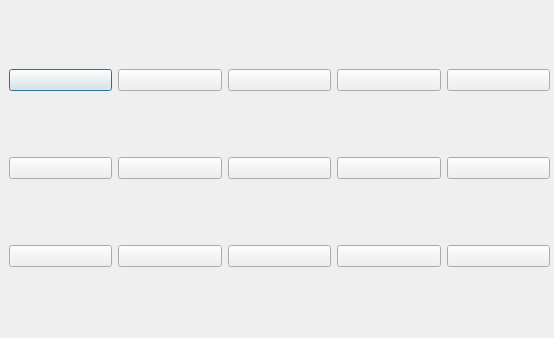
The window that betsabe/popup.ui (BetSpaguetty/Projeto-Taludes) describes before a commit, drawn with Qt 5.
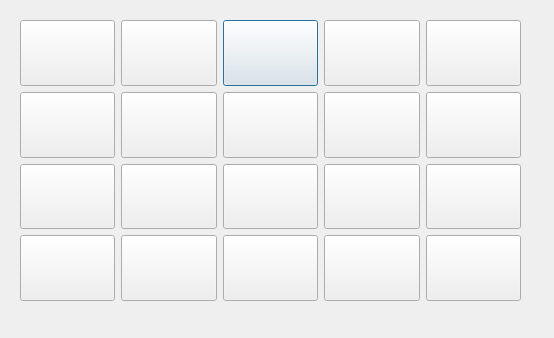
The same window after the commit.

Commit message: atualizei os botões para o popup

The edit to the form file:
```diff
--- a/betsabe/popup.ui
+++ b/betsabe/popup.ui
@@ -16,15 +16,63 @@
   <widget class="QWidget" name="gridLayoutWidget">
    <property name="geometry">
     <rect>
-     <x>9</x>
-     <y>9</y>
-     <width>541</width>
-     <height>321</height>
+     <x>20</x>
+     <y>20</y>
+     <width>501</width>
+     <height>281</height>
     </rect>
    </property>
-   <layout class="QGridLayout" name="gridLayout_mapa">
+   <layout class="QGridLayout" name="gridLayout_botoes">
+    <item row="0" column="2">
+     <widget class="QPushButton" name="botao_regiao3">
+      <property name="sizePolicy">
+       <sizepolicy hsizetype="Expanding" vsizetype="Expanding">
+        <horstretch>0</horstretch>
+        <verstretch>0</verstretch>
+       </sizepolicy>
+      </property>
+      <property name="text">
+       <string/>
+      </property>
+     </widget>
+    </item>
+    <item row="1" column="0">
+     <widget class="QPushButton" name="botao_regiao6">
+      <property name="sizePolicy">
+       <sizepolicy hsizetype="Expanding" vsizetype="Expanding">
+        <horstretch>0</horstretch>
+        <verstretch>0</verstretch>
+       </sizepolicy>
+      </property>
+      <property name="text">
+       <string/>
+      </property>
+      <property name="default">
+       <bool>false</bool>
+      </property>
+     </widget>
+    </item>
+    <item row="3" column="0">
+     <widget class="QPushButton" name="botao_regiao16">
+      <property name="sizePolicy">
+       <sizepolicy hsizetype="Expanding" vsizetype="Expanding">
+        <horstretch>0</horstretch>
+        <verstretch>0</verstretch>
+       </sizepolicy>
+      </property>
+      <property name="text">
+       <string/>
+      </property>
+     </widget>
+    </item>
     <item row="0" column="0">
      <widget class="QPushButton" name="botao_regiao1">
+      <property name="sizePolicy">
+       <sizepolicy hsizetype="Expanding" vsizetype="Expanding">
+        <horstretch>0</horstretch>
+        <verstretch>0</verstretch>
+       </sizepolicy>
+      </property>
       <property name="text">
        <string/>
       </property>
@@ -32,13 +80,12 @@
     </item>
     <item row="0" column="1">
      <widget class="QPushButton" name="botao_regiao2">
-      <property name="text">
-       <string/>
+      <property name="sizePolicy">
+       <sizepolicy hsizetype="Expanding" vsizetype="Expanding">
+        <horstretch>0</horstretch>
+        <verstretch>0</verstretch>
+       </sizepolicy>
       </property>
-     </widget>
-    </item>
-    <item row="0" column="2">
-     <widget class="QPushButton" name="botao_regiao3">
       <property name="text">
        <string/>
       </property>
@@ -46,6 +93,25 @@
     </item>
     <item row="0" column="3">
      <widget class="QPushButton" name="botao_regiao4">
+      <property name="sizePolicy">
+       <sizepolicy hsizetype="Expanding" vsizetype="Expanding">
+        <horstretch>0</horstretch>
+        <verstretch>0</verstretch>
+       </sizepolicy>
+      </property>
+      <property name="text">
+       <string/>
+      </property>
+     </widget>
+    </item>
+    <item row="2" column="0">
+     <widget class="QPushButton" name="botao_regiao11">
+      <property name="sizePolicy">
+       <sizepolicy hsizetype="Expanding" vsizetype="Expanding">
+        <horstretch>0</horstretch>
+        <verstretch>0</verstretch>
+       </sizepolicy>
+      </property>
       <property name="text">
        <string/>
       </property>
@@ -53,13 +119,25 @@
     </item>
     <item row="0" column="4">
      <widget class="QPushButton" name="botao_regiao5">
+      <property name="sizePolicy">
+       <sizepolicy hsizetype="Expanding" vsizetype="Expanding">
+        <horstretch>0</horstretch>
+        <verstretch>0</verstretch>
+       </sizepolicy>
+      </property>
       <property name="text">
        <string/>
       </property>
      </widget>
     </item>
-    <item row="1" column="0">
-     <widget class="QPushButton" name="botao_regiao6">
+    <item row="1" column="1">
+     <widget class="QPushButton" name="botao_regiao7">
+      <property name="sizePolicy">
+       <sizepolicy hsizetype="Expanding" vsizetype="Expanding">
+        <horstretch>0</horstretch>
+        <verstretch>0</verstretch>
+       </sizepolicy>
+      </property>
       <property name="text">
        <string/>
       </property>
@@ -67,6 +145,12 @@
     </item>
     <item row="1" column="2">
      <widget class="QPushButton" name="botao_regiao8">
+      <property name="sizePolicy">
+       <sizepolicy hsizetype="Expanding" vsizetype="Expanding">
+        <horstretch>0</horstretch>
+        <verstretch>0</verstretch>
+       </sizepolicy>
+      </property>
       <property name="text">
        <string/>
       </property>
@@ -74,6 +158,25 @@
     </item>
     <item row="2" column="1">
      <widget class="QPushButton" name="botao_regiao12">
+      <property name="sizePolicy">
+       <sizepolicy hsizetype="Expanding" vsizetype="Expanding">
+        <horstretch>0</horstretch>
+        <verstretch>0</verstretch>
+       </sizepolicy>
+      </property>
+      <property name="text">
+       <string/>
+      </property>
+     </widget>
+    </item>
+    <item row="2" column="2">
+     <widget class="QPushButton" name="botao_regiao13">
+      <property name="sizePolicy">
+       <sizepolicy hsizetype="Expanding" vsizetype="Expanding">
+        <horstretch>0</horstretch>
+        <verstretch>0</verstretch>
+       </sizepolicy>
+      </property>
       <property name="text">
        <string/>
       </property>
@@ -81,13 +184,25 @@
     </item>
     <item row="1" column="3">
      <widget class="QPushButton" name="botao_regiao9">
+      <property name="sizePolicy">
+       <sizepolicy hsizetype="Expanding" vsizetype="Expanding">
+        <horstretch>0</horstretch>
+        <verstretch>0</verstretch>
+       </sizepolicy>
+      </property>
       <property name="text">
        <string/>
       </property>
      </widget>
     </item>
-    <item row="2" column="0">
-     <widget class="QPushButton" name="botao_regiao11">
+    <item row="1" column="4">
+     <widget class="QPushButton" name="botao_regiao10">
+      <property name="sizePolicy">
+       <sizepolicy hsizetype="Expanding" vsizetype="Expanding">
+        <horstretch>0</horstretch>
+        <verstretch>0</verstretch>
+       </sizepolicy>
+      </property>
       <property name="text">
        <string/>
       </property>
@@ -95,13 +210,12 @@
     </item>
     <item row="2" column="3">
      <widget class="QPushButton" name="botao_regiao14">
-      <property name="text">
-       <string/>
+      <property name="sizePolicy">
+       <sizepolicy hsizetype="Expanding" vsizetype="Expanding">
+        <horstretch>0</horstretch>
+        <verstretch>0</verstretch>
+       </sizepolicy>
       </property>
-     </widget>
-    </item>
-    <item row="1" column="1">
-     <widget class="QPushButton" name="botao_regiao7">
       <property name="text">
        <string/>
       </property>
@@ -109,20 +223,64 @@
     </item>
     <item row="2" column="4">
      <widget class="QPushButton" name="botao_regiao15">
+      <property name="sizePolicy">
+       <sizepolicy hsizetype="Expanding" vsizetype="Expanding">
+        <horstretch>0</horstretch>
+        <verstretch>0</verstretch>
+       </sizepolicy>
+      </property>
       <property name="text">
        <string/>
       </property>
      </widget>
     </item>
-    <item row="2" column="2">
-     <widget class="QPushButton" name="botao_regiao13">
+    <item row="3" column="1">
+     <widget class="QPushButton" name="botao_regiao17">
+      <property name="sizePolicy">
+       <sizepolicy hsizetype="Expanding" vsizetype="Expanding">
+        <horstretch>0</horstretch>
+        <verstretch>0</verstretch>
+       </sizepolicy>
+      </property>
       <property name="text">
        <string/>
       </property>
      </widget>
     </item>
-    <item row="1" column="4">
-     <widget class="QPushButton" name="botao_regiao10">
+    <item row="3" column="2">
+     <widget class="QPushButton" name="botao_regiao18">
+      <property name="sizePolicy">
+       <sizepolicy hsizetype="Expanding" vsizetype="Expanding">
+        <horstretch>0</horstretch>
+        <verstretch>0</verstretch>
+       </sizepolicy>
+      </property>
+      <property name="text">
+       <string/>
+      </property>
+     </widget>
+    </item>
+    <item row="3" column="3">
+     <widget class="QPushButton" name="botao_regiao19">
+      <property name="sizePolicy">
+       <sizepolicy hsizetype="Expanding" vsizetype="Expanding">
+        <horstretch>0</horstretch>
+        <verstretch>0</verstretch>
+       </sizepolicy>
+      </property>
+      <property name="text">
+       <string/>
+      </property>
+     </widget>
+    </item>
+    <item row="3" column="4">
+     <widget class="QPushButton" name="botao_regiao20">
+      <property name="sizePolicy">
+       <sizepolicy hsizetype="Expanding" vsizetype="Expanding">
+        <horstretch>0</horstretch>
+        <verstretch>0</verstretch>
+       </sizepolicy>
+      </property>
       <property name="text">
        <string/>
       </property>
```
Left out of the diff: 328 changed lines with no effect on the pictures. The commit also changes 2 other files.
